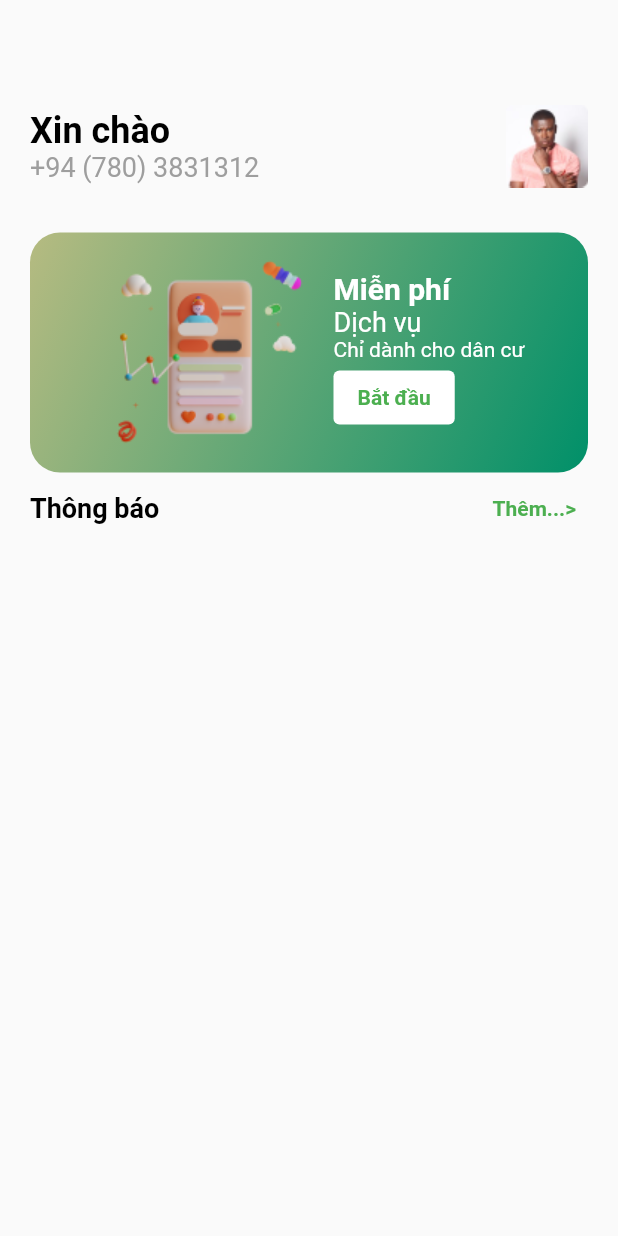
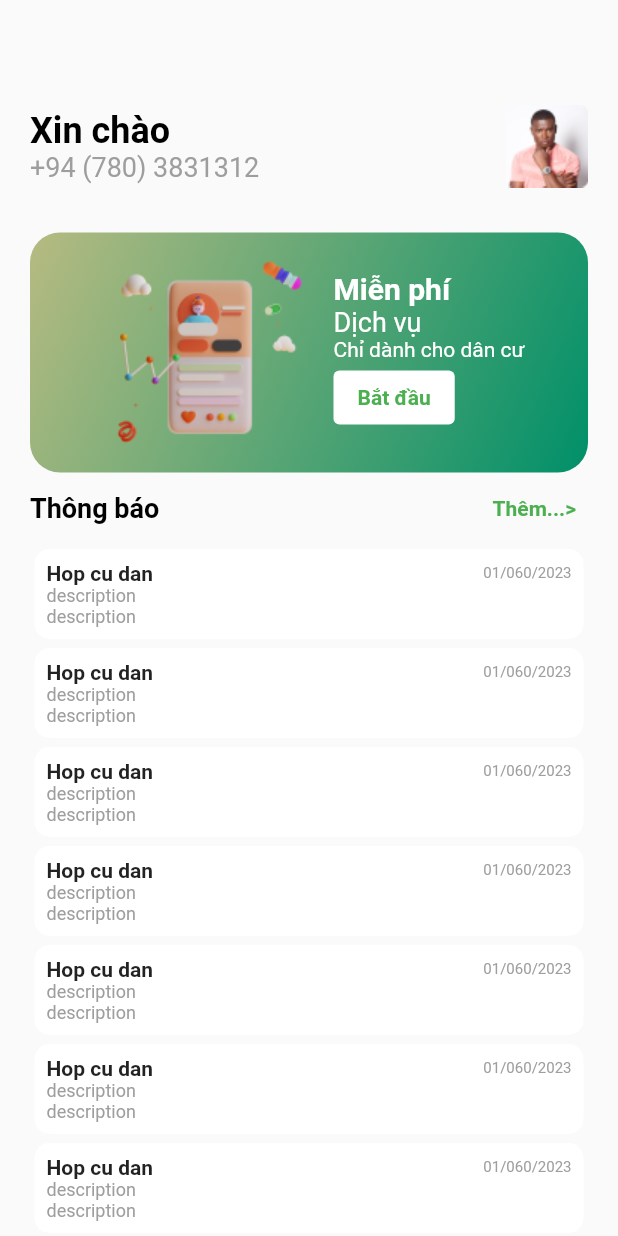
Before and after one commit to linhvv17/building_managemnet, a Flutter app: the HomeScreen screen opened directly, on a phone screen of 412 x 824 dp. Run offline on Flutter 3.47's test engine with Material 2 defaults, Android fonts, the phone set to English and light mode, and no system bars; our stand-ins replace flutter_svg; project files that could hold a hidden picture were left out.

Commit message:
home screen

```diff
--- a/lib/home/home_screen.dart
+++ b/lib/home/home_screen.dart
@@ -1,23 +1,23 @@
 import 'package:building_managemnet/app_color.dart';
 import 'package:building_managemnet/generated/l10n.dart';
+import 'package:building_managemnet/home/item_noti.dart';
 import 'package:flutter/material.dart';
 
 import '../asset_paths/image_paths.dart';
 
+class HomeScreen extends StatefulWidget {
+  const HomeScreen({super.key});
 
-class HomeScreen extends StatefulWidget{
-  const HomeScreen({super.key});
   @override
   State<StatefulWidget> createState() => _HomeScreenState();
-
 }
 
 class _HomeScreenState extends State<HomeScreen> {
   @override
   void initState() {
     super.initState();
+  }
 
-  }
   @override
   Widget build(BuildContext context) {
     return Scaffold(
@@ -27,7 +27,9 @@ class _HomeScreenState extends State<HomeScreen> {
           padding: const EdgeInsets.all(20.0),
           child: Column(
             children: <Widget>[
-              const SizedBox(height: 50,),
+              const SizedBox(
+                height: 50,
+              ),
               //top view
               Row(
                 mainAxisAlignment: MainAxisAlignment.spaceBetween,
@@ -40,23 +42,23 @@ class _HomeScreenState extends State<HomeScreen> {
                         style: const TextStyle(
                             color: Colors.black,
                             fontWeight: FontWeight.bold,
-                          fontSize: 24
-                        ),
+                            fontSize: 24),
                       ),
                       Text(
                         S.current.defaultNumber,
                         style: const TextStyle(
                             color: Colors.grey,
                             fontWeight: FontWeight.normal,
-                            fontSize: 18
-                        ),
+                            fontSize: 18),
                       )
                     ],
                   ),
                   Image.asset(ImagePaths.avatarImg)
                 ],
               ),
-              const SizedBox(height: 30,),
+              const SizedBox(
+                height: 30,
+              ),
               //panel PR
               Container(
                 height: 160,
@@ -80,27 +82,24 @@ class _HomeScreenState extends State<HomeScreen> {
                           style: const TextStyle(
                               color: Colors.white,
                               fontWeight: FontWeight.bold,
-                              fontSize: 20
-                          ),
+                              fontSize: 20),
                         ),
                         Text(
                           S.current.service,
                           style: const TextStyle(
                               color: Colors.white,
                               fontWeight: FontWeight.normal,
-                              fontSize: 18
-                          ),
+                              fontSize: 18),
                         ),
                         Text(
                           S.current.onlyForMember,
                           style: const TextStyle(
                               color: Colors.white,
                               fontWeight: FontWeight.normal,
-                              fontSize: 14
-                          ),
+                              fontSize: 14),
                         ),
                         ElevatedButton(
-                            onPressed: (){},
+                          onPressed: () {},
                           style: ButtonStyle(
                             shape: MaterialStateProperty.all<
                                 RoundedRectangleBorder>(
@@ -119,11 +118,9 @@ class _HomeScreenState extends State<HomeScreen> {
                             style: const TextStyle(
                                 color: Colors.green,
                                 fontWeight: FontWeight.bold,
-                                  fontSize: 14
-                              ),
+                                fontSize: 14),
                           ),
                         )
-
                       ],
                     )
                   ],
@@ -138,22 +135,33 @@ class _HomeScreenState extends State<HomeScreen> {
                     style: const TextStyle(
                         color: Colors.black,
                         fontWeight: FontWeight.bold,
-                        fontSize: 18
-                    ),
+                        fontSize: 18),
                   ),
                   TextButton(
-                      onPressed: (){},
+                    onPressed: () {},
                     child: Text(
                       S.current.more,
                       style: const TextStyle(
                           color: Colors.green,
                           fontWeight: FontWeight.bold,
-                            fontSize: 14
-                        ),
+                          fontSize: 14),
                     ),
                   )
                 ],
               ),
+              ListView.builder(
+                  physics: const ClampingScrollPhysics(),
+                  shrinkWrap: true,
+                  itemCount: 10,
+                  itemBuilder: (BuildContext context, int index) {
+                    return const Padding(
+                      padding: EdgeInsets.all(3.0),
+                      child: ItemNotification(
+                          title: "Hop cu dan ",
+                          time: "01/060/2023",
+                          description: "description \ndescription"),
+                    );
+                  }),
             ],
           ),
         ),
--- /dev/null
+++ b/lib/home/item_noti.dart
@@ -0,0 +1,49 @@
+import 'package:flutter/cupertino.dart';
+import 'package:flutter/material.dart';
+
+class ItemNotification extends StatelessWidget{
+  const ItemNotification({super.key, required this.title, required this.time, required this.description});
+
+  final String title;
+  final String time;
+  final String description;
+
+  @override
+  Widget build(BuildContext context) {
+    return Container(
+      decoration: const BoxDecoration(
+        color: Colors.white,
+        borderRadius: BorderRadius.all(Radius.circular(10.0))
+      ),
+      child: Padding(
+        padding: const EdgeInsets.all(8.0),
+        child: Column(
+          crossAxisAlignment: CrossAxisAlignment.start,
+          children: [
+            Row(
+              mainAxisAlignment: MainAxisAlignment.spaceBetween,
+              children: [
+                Text(
+                    title,
+                  style: const TextStyle(
+                      fontSize: 14, fontWeight: FontWeight.bold),
+                ),
+                Text(
+                    time,
+                  style: const TextStyle(
+                      fontSize: 10, fontWeight: FontWeight.normal, color: Colors.grey),
+                ),
+              ],
+            ),
+            Text(
+                description,
+                style: const TextStyle(
+                fontSize: 12, fontWeight: FontWeight.normal, color: Colors.grey),
+            )
+          ],
+        ),
+      ),
+    );
+  }
+
+}
```
Lines whose indentation alone changed are shown as unchanged.
